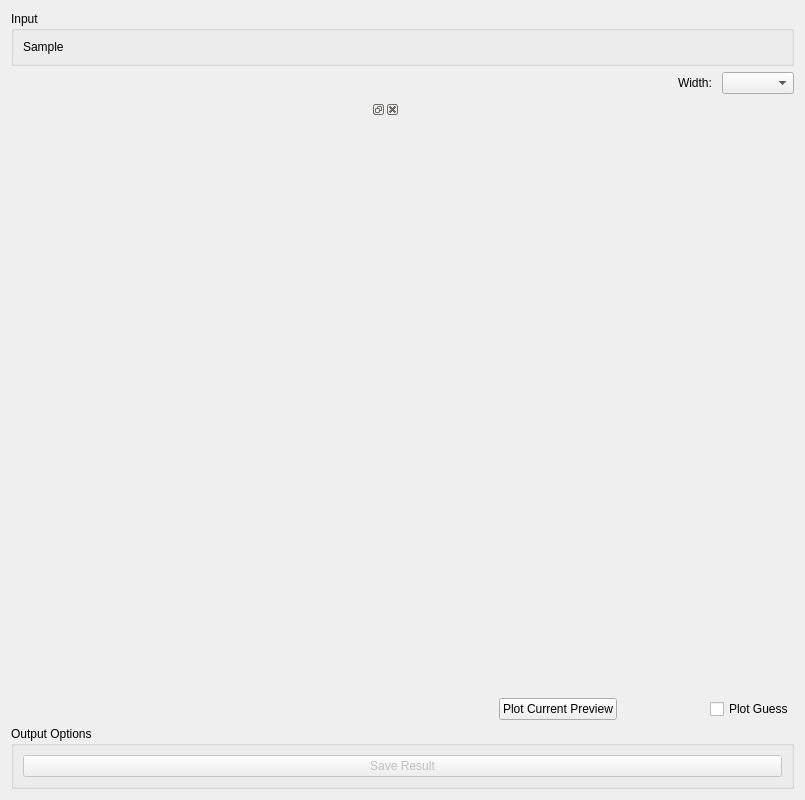
Above: qt/scientific_interfaces/Indirect/JumpFit.ui from mantidproject/mantid before the change. Below: the same form after it.
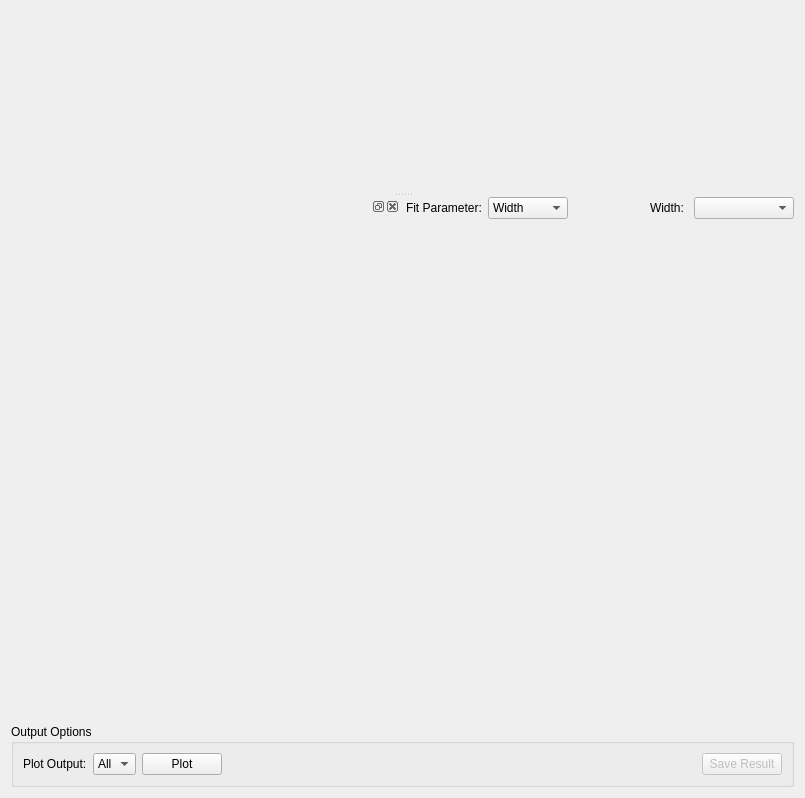
That is the form after the change. Custom widgets are drawn as their Qt base class.

Commit message:
Update GUIs to use new widgets
Refs #22397

```diff
--- a/qt/scientific_interfaces/Indirect/JumpFit.ui
+++ b/qt/scientific_interfaces/Indirect/JumpFit.ui
@@ -7,85 +7,24 @@
     <x>0</x>
     <y>0</y>
     <width>805</width>
-    <height>800</height>
+    <height>798</height>
    </rect>
   </property>
   <property name="windowTitle">
    <string>Form</string>
   </property>
-  <layout class="QVBoxLayout" name="verticalLayout" stretch="0,0,1,0">
+  <layout class="QVBoxLayout" name="verticalLayout_2">
    <item>
-    <widget class="QGroupBox" name="gbInput">
-     <property name="title">
-      <string>Input</string>
-     </property>
-     <layout class="QGridLayout" name="gridLayout">
-      <item row="0" column="0">
-       <widget class="QLabel" name="lblSample">
-        <property name="text">
-         <string>Sample </string>
-        </property>
-       </widget>
-      </item>
-      <item row="0" column="1">
-       <widget class="MantidQt::MantidWidgets::DataSelector" name="dsSample" native="true">
-        <property name="showLoad" stdset="0">
-         <bool>false</bool>
-        </property>
-        <property name="workspaceSuffixes" stdset="0">
-         <stringlist>
-          <string>_Result</string>
-         </stringlist>
-        </property>
-        <property name="fileBrowserSuffixes" stdset="0">
-         <stringlist>
-          <string>_Result.nxs</string>
-         </stringlist>
-        </property>
-        <property name="ShowGroups" stdset="0">
-         <bool>false</bool>
-        </property>
-       </widget>
-      </item>
-     </layout>
-    </widget>
-   </item>
-   <item>
-    <layout class="QHBoxLayout" name="loWidth">
-     <property name="topMargin">
-      <number>0</number>
-     </property>
-     <item>
-      <spacer name="horizontalSpacer_2">
+    <widget class="QSplitter" name="splitter">
        <property name="orientation">
-        <enum>Qt::Horizontal</enum>
-       </property>
-       <property name="sizeHint" stdset="0">
-        <size>
-         <width>40</width>
-         <height>20</height>
-        </size>
-       </property>
-      </spacer>
-     </item>
-     <item>
-      <widget class="QLabel" name="lblWidth">
-       <property name="sizePolicy">
-        <sizepolicy hsizetype="Fixed" vsizetype="Preferred">
-         <horstretch>0</horstretch>
-         <verstretch>0</verstretch>
-        </sizepolicy>
-       </property>
-       <property name="text">
-        <string>Width: </string>
-       </property>
-      </widget>
-     </item>
-     <item>
-      <widget class="QComboBox" name="cbWidth"/>
-     </item>
-    </layout>
-   </item>
+      <enum>Qt::Vertical</enum>
+     </property>
+     <property name="childrenCollapsible">
+      <bool>false</bool>
+     </property>
+     <widget class="MantidQt::CustomInterfaces::IDA::IndirectFitDataView" name="fitDataView" native="true"/>
+     <widget class="QWidget" name="layoutWidget">
+      <layout class="QVBoxLayout" name="verticalLayout">
    <item>
     <layout class="QHBoxLayout" name="loPlotArea" stretch="1,1">
      <item>
@@ -94,114 +33,105 @@
       </widget>
      </item>
      <item>
-      <layout class="QVBoxLayout" name="loPlots" stretch="5,3,0">
+          <layout class="QVBoxLayout" name="loPlotting" stretch="1,0">
+           <property name="spacing">
+            <number>6</number>
+           </property>
+           <property name="rightMargin">
+            <number>0</number>
+           </property>
        <item>
-        <widget class="MantidQt::MantidWidgets::PreviewPlot" name="ppPlotTop" native="true">
-         <property name="sizePolicy">
-          <sizepolicy hsizetype="Preferred" vsizetype="MinimumExpanding">
-           <horstretch>0</horstretch>
-           <verstretch>1</verstretch>
-          </sizepolicy>
-         </property>
+            <layout class="QVBoxLayout" name="vlParameterAndPlot" stretch="0,1">
+             <property name="spacing">
+              <number>0</number>
+             </property>
+             <property name="bottomMargin">
+              <number>0</number>
+             </property>
+             <item>
+              <layout class="QHBoxLayout" name="loParameterSelection">
+               <property name="spacing">
+                <number>6</number>
+               </property>
+               <property name="bottomMargin">
+                <number>0</number>
+               </property>
+               <item>
+                <widget class="QLabel" name="lbParameterType">
+                 <property name="text">
+                  <string>Fit Parameter:</string>
+                 </property>
+                </widget>
+               </item>
+               <item>
+                <widget class="QComboBox" name="cbParameterType">
          <property name="minimumSize">
           <size>
-           <width>0</width>
-           <height>125</height>
-          </size>
-         </property>
-         <property name="canvasColour" stdset="0">
-          <color>
-           <red>255</red>
-           <green>255</green>
-           <blue>255</blue>
-          </color>
-         </property>
-         <property name="showLegend" stdset="0">
-          <bool>true</bool>
-         </property>
-         <property name="curveErrorBars" stdset="0">
-          <stringlist>
-           <string>Sample</string>
-          </stringlist>
-         </property>
+                   <width>80</width>
+                   <height>0</height>
+                  </size>
+                 </property>
+                 <item>
+                  <property name="text">
+                   <string>Width</string>
+                  </property>
+                 </item>
+                 <item>
+                  <property name="text">
+                   <string>EISF</string>
+                  </property>
+                 </item>
         </widget>
        </item>
        <item>
-        <widget class="MantidQt::MantidWidgets::PreviewPlot" name="ppPlotBottom" native="true">
+                <spacer name="hspParameter">
+                 <property name="orientation">
+                  <enum>Qt::Horizontal</enum>
+                 </property>
+                 <property name="sizeType">
+                  <enum>QSizePolicy::Expanding</enum>
+                 </property>
+                 <property name="sizeHint" stdset="0">
+                  <size>
+                   <width>40</width>
+                   <height>0</height>
+                  </size>
+                 </property>
+                </spacer>
+               </item>
+               <item>
+                <widget class="QLabel" name="lbParameter">
          <property name="sizePolicy">
-          <sizepolicy hsizetype="Preferred" vsizetype="MinimumExpanding">
+                  <sizepolicy hsizetype="Fixed" vsizetype="Preferred">
            <horstretch>0</horstretch>
-           <verstretch>1</verstretch>
-          </sizepolicy>
-         </property>
+                   <verstretch>0</verstretch>
+                  </sizepolicy>
+                 </property>
+                 <property name="text">
+                  <string>Width: </string>
+                 </property>
+                </widget>
+               </item>
+               <item>
+                <widget class="QComboBox" name="cbParameter">
          <property name="minimumSize">
           <size>
-           <width>0</width>
-           <height>75</height>
-          </size>
-         </property>
-         <property name="showLegend" stdset="0">
-          <bool>true</bool>
-         </property>
-         <property name="canvasColour" stdset="0">
-          <color>
-           <red>255</red>
-           <green>255</green>
-           <blue>255</blue>
-          </color>
-         </property>
-        </widget>
-       </item>
+                   <width>100</width>
+                   <height>0</height>
+                  </size>
+                 </property>
+                </widget>
+               </item>
+              </layout>
+             </item>
        <item>
-        <layout class="QHBoxLayout" name="horizontalLayout_4">
-         <property name="topMargin">
-          <number>0</number>
-         </property>
+              <widget class="MantidQt::CustomInterfaces::IDA::IndirectFitPlotView" name="pvFitPlotView" native="true"/>
+             </item>
+            </layout>
+           </item>
          <item>
           <widget class="MantidQt::CustomInterfaces::IDA::IndirectSpectrumSelectionView" name="svSpectrumView" native="true"/>
          </item>
-         <item>
-          <spacer name="horizontalSpacer_3">
-           <property name="orientation">
-            <enum>Qt::Horizontal</enum>
-           </property>
-           <property name="sizeHint" stdset="0">
-            <size>
-             <width>40</width>
-             <height>20</height>
-            </size>
-           </property>
-          </spacer>
-         </item>
-         <item>
-          <widget class="QPushButton" name="pbPlotPreview">
-           <property name="text">
-            <string>Plot Current Preview</string>
-           </property>
-          </widget>
-         </item>
-         <item>
-          <spacer name="horizontalSpacer">
-           <property name="orientation">
-            <enum>Qt::Horizontal</enum>
-           </property>
-           <property name="sizeHint" stdset="0">
-            <size>
-             <width>40</width>
-             <height>20</height>
-            </size>
-           </property>
-          </spacer>
-         </item>
-         <item>
-          <widget class="QCheckBox" name="ckPlotGuess">
-           <property name="text">
-            <string>Plot Guess</string>
-           </property>
-          </widget>
-         </item>
-        </layout>
-       </item>
       </layout>
      </item>
     </layout>
@@ -214,6 +144,42 @@
         <string>Output Options</string>
        </property>
        <layout class="QHBoxLayout" name="horizontalLayout">
+            <item>
+             <widget class="QLabel" name="lbPlotOutput">
+              <property name="text">
+               <string>Plot Output:</string>
+              </property>
+             </widget>
+            </item>
+            <item>
+             <widget class="QComboBox" name="cbPlotType">
+              <item>
+               <property name="text">
+                <string>All</string>
+               </property>
+              </item>
+             </widget>
+            </item>
+            <item>
+             <widget class="QPushButton" name="pbPlot">
+              <property name="text">
+               <string>Plot</string>
+              </property>
+             </widget>
+            </item>
+            <item>
+             <spacer name="horizontalSpacer">
+              <property name="orientation">
+               <enum>Qt::Horizontal</enum>
+              </property>
+              <property name="sizeHint" stdset="0">
+               <size>
+                <width>40</width>
+                <height>20</height>
+               </size>
+              </property>
+             </spacer>
+            </item>
         <item>
          <widget class="QPushButton" name="pbSave">
           <property name="enabled">
@@ -231,18 +197,11 @@
    </item>
   </layout>
  </widget>
+    </widget>
+   </item>
+  </layout>
+ </widget>
  <customwidgets>
-  <customwidget>
-   <class>MantidQt::MantidWidgets::DataSelector</class>
-   <extends>QWidget</extends>
-   <header>MantidQtWidgets/Common/DataSelector.h</header>
-  </customwidget>
-  <customwidget>
-   <class>MantidQt::MantidWidgets::PreviewPlot</class>
-   <extends>QWidget</extends>
-   <header>MantidQtWidgets/LegacyQwt/PreviewPlot.h</header>
-   <container>1</container>
-  </customwidget>
   <customwidget>
    <class>MantidQt::CustomInterfaces::IDA::IndirectSpectrumSelectionView</class>
    <extends>QWidget</extends>
@@ -255,6 +214,18 @@
    <header>MantidQtWidgets/Common/IndirectFitPropertyBrowser.h</header>
    <container>1</container>
   </customwidget>
+  <customwidget>
+   <class>MantidQt::CustomInterfaces::IDA::IndirectFitPlotView</class>
+   <extends>QWidget</extends>
+   <header>IndirectFitPlotView.h</header>
+   <container>1</container>
+  </customwidget>
+  <customwidget>
+   <class>MantidQt::CustomInterfaces::IDA::IndirectFitDataView</class>
+   <extends>QWidget</extends>
+   <header>IndirectFitDataView.h</header>
+   <container>1</container>
+  </customwidget>
  </customwidgets>
  <resources/>
  <connections/>
```
Lines whose indentation alone changed are shown as unchanged. The commit also changes 4 other files.
